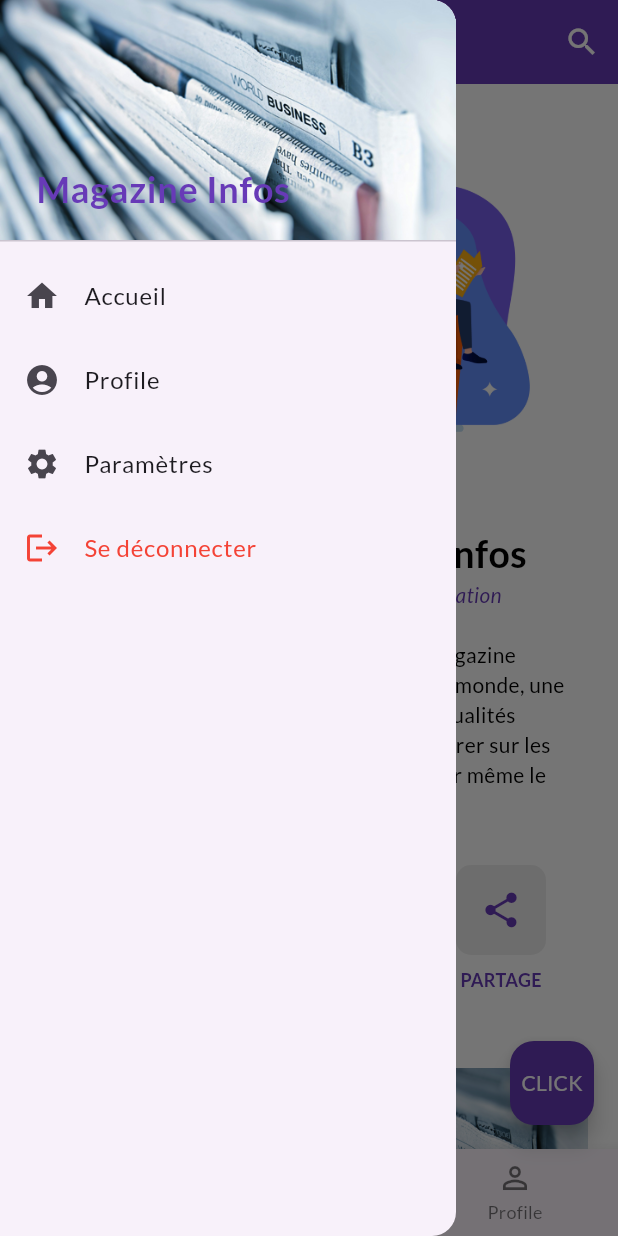
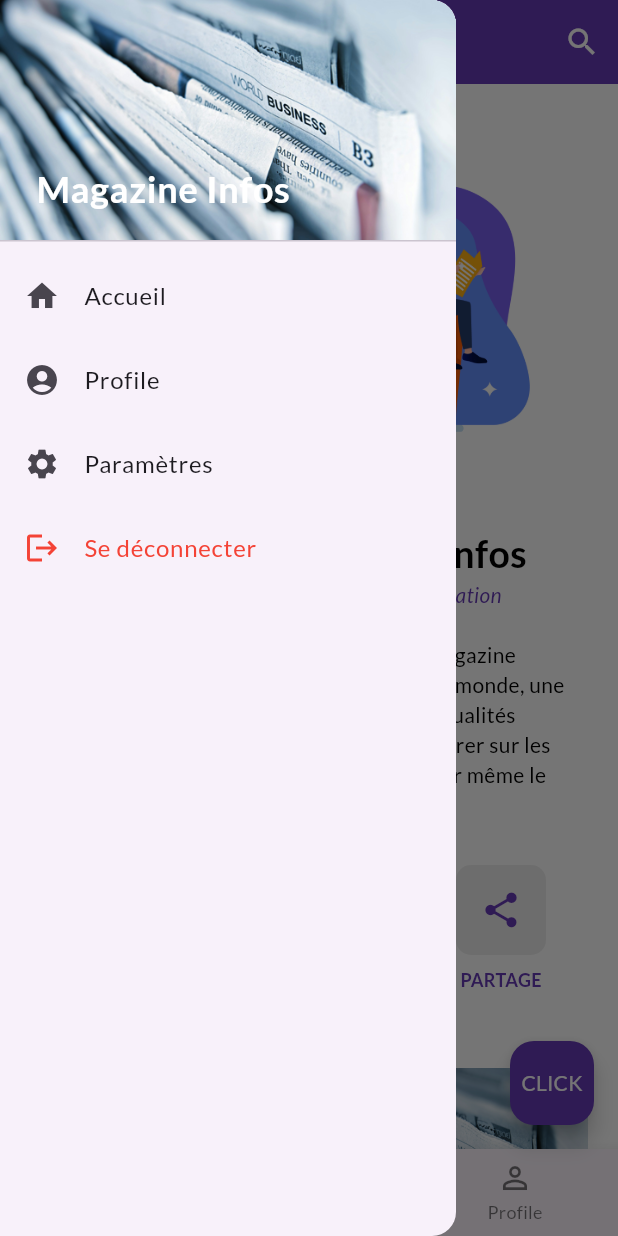
Before and after one commit to Paridel/ActiviteSemaine4, a Flutter app: the screen it shows after launch, with the side drawer open, on a phone screen of 412 x 824 dp. Run offline on Flutter 3.47's test engine with Material 3 defaults, Android fonts, the phone set to English and light mode, and no system bars; our stand-ins replace share_plus.

Commit message:
Update 21/08/2025 14h06

```diff
--- a/lib/main.dart
+++ b/lib/main.dart
@@ -79,7 +79,7 @@ class PageAccueil extends StatelessWidget {
                     child: Text(
                       'Magazine Infos',
                       style: TextStyle(
-                        color: Colors.deepPurple,
+                        color: Colors.white,
                         fontSize: 24,
                         fontWeight: FontWeight.bold,
                       ),
```
